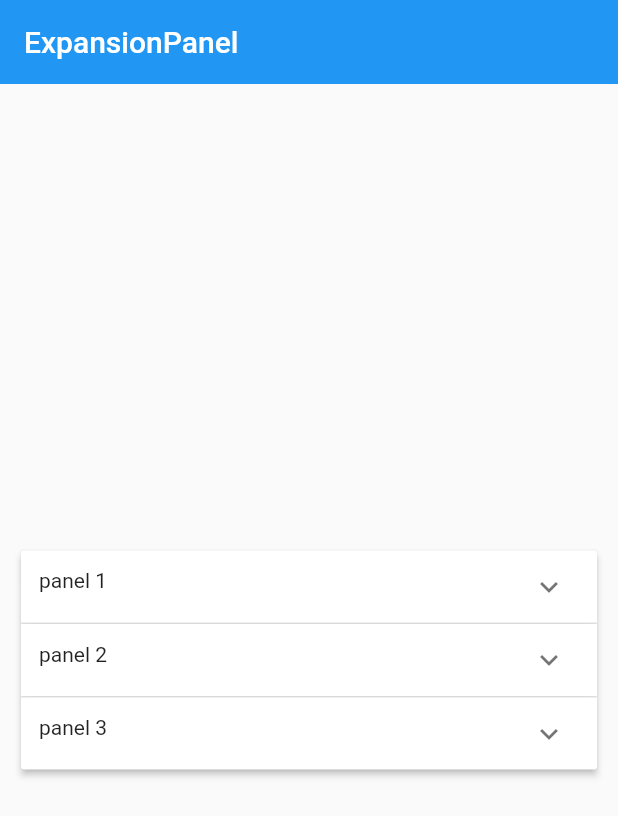
After one commit to liubang0909/flutter_helloworld, a Flutter app: the ExpansionPanelDemo screen opened directly, on a phone screen of 412 x 824 dp. The commit adds this screen. Shown: the top 816 px of the screen. Run offline on Flutter 3.47's test engine with Material 2 defaults, Android fonts, the phone set to English and light mode, and no system bars.

Commit message:
ExpansionPanel
ExpansionPanel

```diff
--- a/flutter_helloworld/lib/demo/bottom_sheet_demo.dart
+++ b/flutter_helloworld/lib/demo/bottom_sheet_demo.dart
@@ -1,5 +1,4 @@
 import 'package:flutter/material.dart';
-import 'dart:async';
 
 class BottomSheetDemo extends StatefulWidget {
   BottomSheetDemo({Key key}) : super(key: key);
--- /dev/null
+++ b/flutter_helloworld/lib/demo/expansion_panel_demo.dart
@@ -0,0 +1,93 @@
+import 'package:flutter/material.dart';
+
+class ExpansionPanelDemo extends StatefulWidget {
+  ExpansionPanelDemo({Key key}) : super(key: key);
+
+  @override
+  _ExpansionPanelDemoState createState() => _ExpansionPanelDemoState();
+}
+
+class _ExpansionPanelDemoState extends State<ExpansionPanelDemo> {
+  List<ExpansionPanelItem> _expansionPanelItems;
+
+  @override
+  void initState() {
+    super.initState();
+    _expansionPanelItems = <ExpansionPanelItem>[
+      ExpansionPanelItem(
+        headerText: 'panel 1',
+        body: Container(
+          padding: EdgeInsets.all(15),
+          child: Text('1111111'),
+          width: double.infinity,
+        ),
+        isExpaned: false,
+      ),
+      ExpansionPanelItem(
+        headerText: 'panel 2',
+        body: Container(
+          padding: EdgeInsets.all(15),
+          child: Text('22222222'),
+          width: double.infinity,
+        ),
+        isExpaned: false,
+      ),
+      ExpansionPanelItem(
+        headerText: 'panel 3',
+        body: Container(
+          padding: EdgeInsets.all(15),
+          child: Text('33333333'),
+          width: double.infinity,
+        ),
+        isExpaned: false,
+      ),
+    ];
+  }
+
+  @override
+  Widget build(BuildContext context) {
+    return Container(
+      child: Scaffold(
+        appBar: AppBar(
+          title: Text('ExpansionPanel'),
+          elevation: 0,
+        ),
+        body: Container(
+          padding: EdgeInsets.all(14),
+          child: Column(
+            mainAxisAlignment: MainAxisAlignment.center,
+            children: [
+              ExpansionPanelList(
+                expansionCallback: (panelIndex, isExpanded) {
+                  setState(() {
+                    _expansionPanelItems[panelIndex].isExpaned = !isExpanded;
+                  });
+                },
+                children: _expansionPanelItems.map((ExpansionPanelItem item) {
+                  return ExpansionPanel(
+                    isExpanded: item.isExpaned,
+                    body: item.body,
+                    headerBuilder: (context, isExpanded) {
+                      return Container(
+                        padding: EdgeInsets.all(12),
+                        child: Text(item.headerText),
+                      );
+                    },
+                  );
+                }).toList(),
+              )
+            ],
+          ),
+        ),
+      ),
+    );
+  }
+}
+
+class ExpansionPanelItem {
+  final String headerText;
+  final Widget body;
+  bool isExpaned;
+
+  ExpansionPanelItem({this.headerText, this.body, this.isExpaned});
+}
--- a/flutter_helloworld/lib/demo/float_action_button_demo.dart
+++ b/flutter_helloworld/lib/demo/float_action_button_demo.dart
@@ -10,15 +10,15 @@ class FloatActionButtonDemo extends StatelessWidget {
     backgroundColor: Colors.pink,
   );
 
-  final Widget _floatingActionButtonExtended = FloatingActionButton.extended(
-    onPressed: () {
-      debugPrint("点击了");
-    },
-    icon: Icon(Icons.add),
-    label: Text('add'),
-    elevation: 0,
-    backgroundColor: Colors.pink,
-  );
+  // final Widget _floatingActionButtonExtended = FloatingActionButton.extended(
+  //   onPressed: () {
+  //     debugPrint("点击了");
+  //   },
+  //   icon: Icon(Icons.add),
+  //   label: Text('add'),
+  //   elevation: 0,
+  //   backgroundColor: Colors.pink,
+  // );
 
   @override
   Widget build(BuildContext context) {
--- a/flutter_helloworld/lib/demo/material_components.dart
+++ b/flutter_helloworld/lib/demo/material_components.dart
@@ -12,6 +12,7 @@ import '../demo/simple_dialog_demo.dart';
 import '../demo/alert_dialog_demo.dart';
 import '../demo/bottom_sheet_demo.dart';
 import '../demo/snack_bar_demo.dart';
+import '../demo/expansion_panel_demo.dart';
 
 class MaterialComponents extends StatelessWidget {
   const MaterialComponents({Key key}) : super(key: key);
@@ -26,6 +27,7 @@ class MaterialComponents extends StatelessWidget {
         ),
         body: ListView(
           children: [
+            ListItem(title: 'ExpansionPanel', page: ExpansionPanelDemo()),
             ListItem(title: 'SnackBar', page: SnackBarDemo()),
             ListItem(title: 'BottomSheet', page: BottomSheetDemo()),
             ListItem(title: 'AlertDialog', page: AlertDialogDemo()),
--- a/flutter_helloworld/lib/main.dart
+++ b/flutter_helloworld/lib/main.dart
@@ -4,7 +4,7 @@ import 'demo/bottomNavigationBar_demo.dart';
 import 'demo/listView_demo.dart';
 import 'demo/basic_demo.dart';
 import 'demo/layout_demo.dart';
-import 'demo/view_demo.dart';
+// import 'demo/view_demo.dart';
 import 'demo/sliver_demo.dart';
 import 'demo/navigator_demo.dart';
 import 'demo/form_demo.dart';
```
